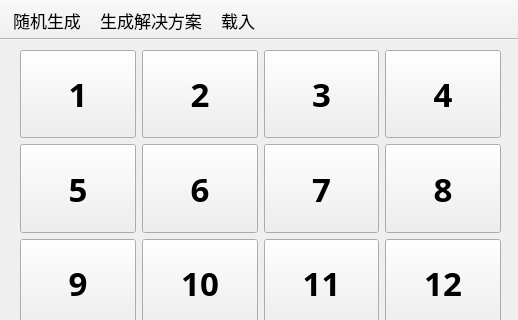
Before: the Qt Designer form mainwindow.ui in Kingtous/15-Puzzle-Solver, drawn with Qt 5; both pictures show x 0 to 518 and y 0 to 320 of the 518 by 466 pixel window.
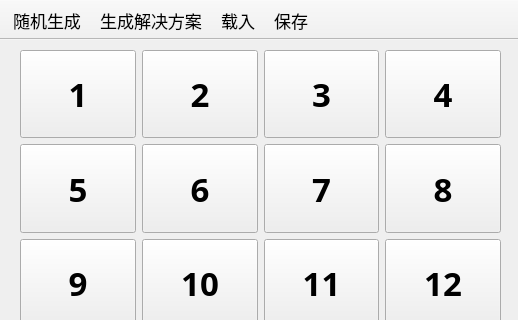
After: the same form once the commit is applied.

```diff
--- a/mainwindow.ui
+++ b/mainwindow.ui
@@ -690,6 +690,7 @@
    <addaction name="action_gen"/>
    <addaction name="action_solve"/>
    <addaction name="action_load"/>
+   <addaction name="action_store"/>
   </widget>
   <action name="action_gen">
    <property name="text">
@@ -736,6 +737,20 @@
     <string>Ctrl+3</string>
    </property>
   </action>
+  <action name="action_store">
+   <property name="text">
+    <string>保存</string>
+   </property>
+   <property name="font">
+    <font>
+     <family>Microsoft YaHei UI</family>
+     <pointsize>13</pointsize>
+    </font>
+   </property>
+   <property name="shortcut">
+    <string>Ctrl+4</string>
+   </property>
+  </action>
  </widget>
  <resources/>
  <connections/>
```
